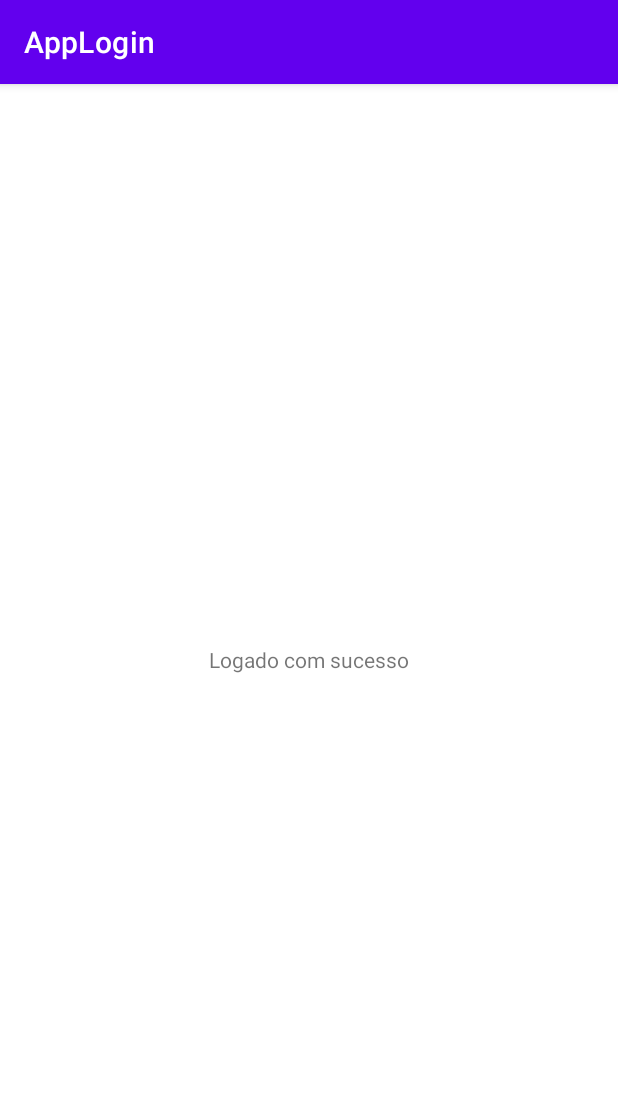
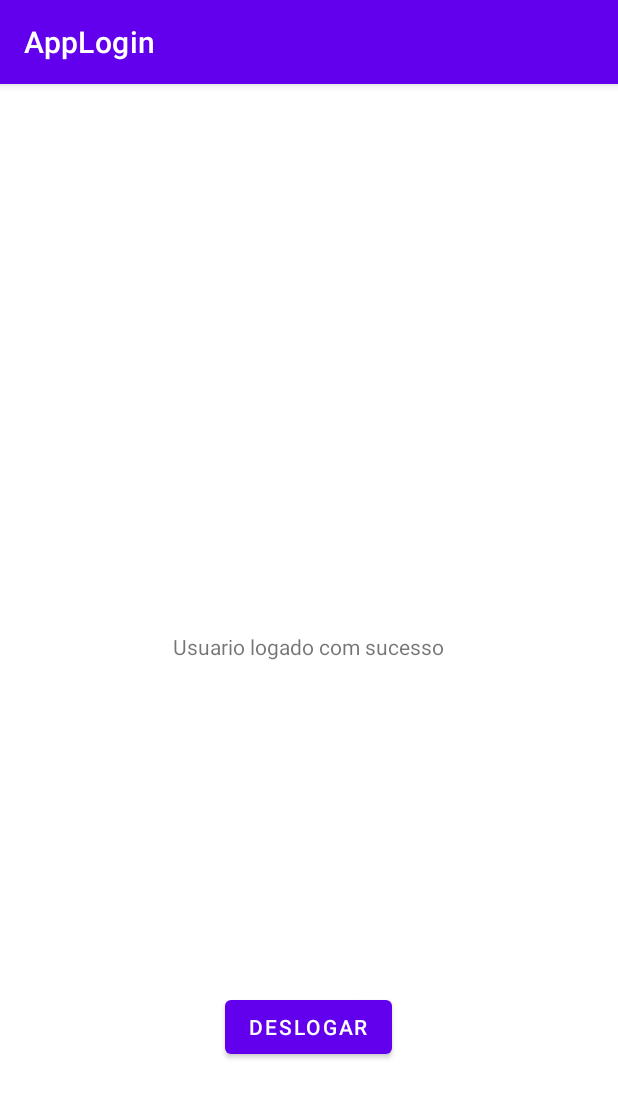
Before and after one commit to BrunoSilveiraEtecZl/comeco_firebase, an Android app: the resposta screen opened directly, with no data from a screen before it, on a phone screen of 412 x 824 dp. Shown: the top 1098 px of the screen. Run offline under Robolectric (Android 15) with nearby library versions, the phone set to English and light mode, and no system bars.

```diff
--- a/app/src/main/java/com/example/applogin/resposta.kt
+++ b/app/src/main/java/com/example/applogin/resposta.kt
@@ -1,11 +1,20 @@
 package com.example.applogin
 
+import android.content.Intent
 import androidx.appcompat.app.AppCompatActivity
 import android.os.Bundle
+import android.widget.Button
 
 class resposta : AppCompatActivity() {
     override fun onCreate(savedInstanceState: Bundle?) {
         super.onCreate(savedInstanceState)
         setContentView(R.layout.activity_resposta)
+
+
+        val btnDeslogar: Button = findViewById(R.id.voltar)
+        btnDeslogar.setOnClickListener {
+            val intent = Intent(this, MainActivity::class.java)
+            startActivity(intent) }
+
     }
 }
--- a/app/src/main/res/layout/activity_registrar.xml
+++ b/app/src/main/res/layout/activity_registrar.xml
@@ -40,17 +40,18 @@
 
     <EditText
         android:layout_width="180sp"
+        android:inputType="textPassword"
         android:layout_height="wrap_content"
         android:layout_gravity="center_horizontal"
         android:id="@+id/senha"
         android:hint="@string/senha"/>
 
     <Button
-        android:id="@+id/cadastro"
+        android:id="@+id/btncadastro"
         android:layout_width="wrap_content"
         android:layout_height="wrap_content"
         android:layout_marginTop="30dp"
-        android:text="@string/cadastro"
+        android:text="@string/btncadastro"
         android:layout_gravity="center_horizontal" />
 
 
--- a/app/src/main/res/layout/activity_resposta.xml
+++ b/app/src/main/res/layout/activity_resposta.xml
@@ -11,7 +11,17 @@
     <TextView
         android:layout_width="wrap_content"
         android:layout_height="wrap_content"
-        android:text="Logado com sucesso"
+        android:layout_marginTop="250dp"
+        android:text="Usuario logado com sucesso"
         android:layout_gravity="center_horizontal"/>
 
+
+    <Button
+        android:layout_width="wrap_content"
+        android:layout_height="wrap_content"
+        android:id="@+id/voltar"
+        android:text="@string/voltar"
+        android:layout_gravity="center_horizontal"
+        android:layout_marginTop="220dp" />
+
 </LinearLayout>
--- a/app/src/main/res/values/strings.xml
+++ b/app/src/main/res/values/strings.xml
@@ -2,7 +2,9 @@
     <string name="app_name">AppLogin</string>
     <string name="usuario">Informe seu usuario</string>
     <string name="senha">Digite sua senha</string>
-    <string name="login">LOGIN</string>
-    <string name="cadastro">CADASTRAR</string>
+    <string name="btnlogin">LOGIN</string>
+    <string name="btncadastro">CADASTRAR</string>
+    <string name="btnregistrar"></string>
+    <string name="voltar">Deslogar</string>
 
 </resources>
```
Also changed, not shown: app/src/main/java/com/example/applogin/MainActivity.kt (+53 -0 lines), app/src/main/java/com/example/applogin/Registrar.kt (+49 -0 lines), app/src/main/res/layout/activity_main.xml (+4 -3 lines).
